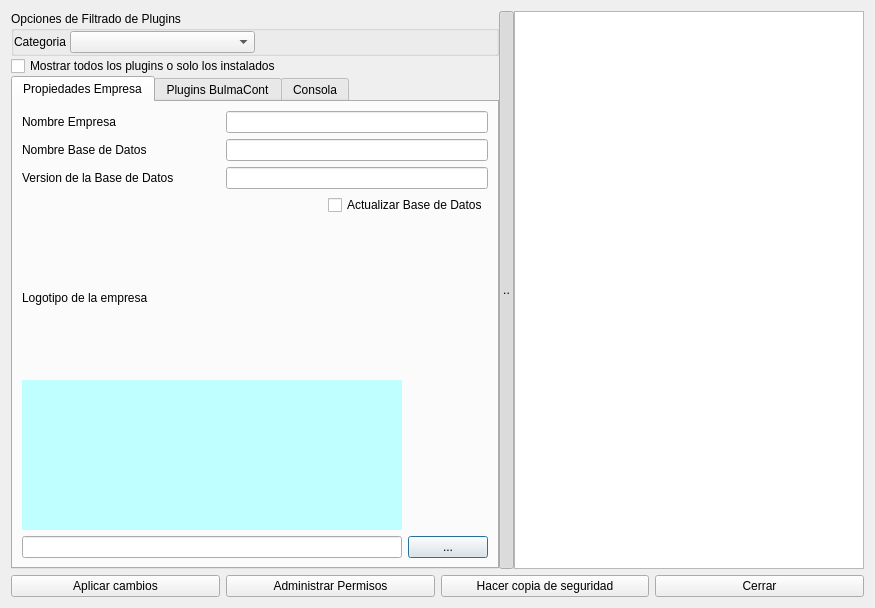
First picture: the form in bulmages/bulmasetup/modificarcontabilidadbase.ui, repository eboladev/Bulmages-1, before the edit.
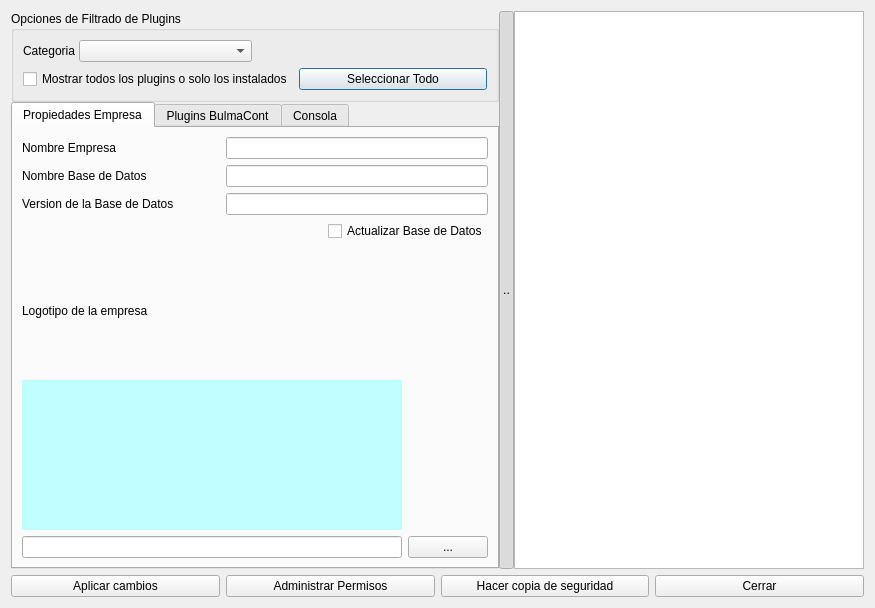
Second picture: the form after the edit. Icons and pictures are not drawn.

Commit message: Agrego el boton Selecionar todos en la rama de crear contabilidad de BulmaSetup

Diff of the .ui file:
```diff
--- a/bulmages/bulmasetup/modificarcontabilidadbase.ui
+++ b/bulmages/bulmasetup/modificarcontabilidadbase.ui
@@ -37,22 +37,19 @@
      </property>
      <item>
       <layout class="QVBoxLayout" name="verticalLayout_2">
-       <item>
-        <layout class="QGridLayout" name="gridLayout"/>
-       </item>
        <item>
         <widget class="QGroupBox" name="groupBox">
+         <property name="minimumSize">
+          <size>
+           <width>0</width>
+           <height>0</height>
+          </size>
+         </property>
          <property name="title">
           <string>Opciones de Filtrado de Plugins</string>
          </property>
-         <layout class="QHBoxLayout" name="horizontalLayout_2">
-          <property name="spacing">
-           <number>0</number>
-          </property>
-          <property name="margin">
-           <number>0</number>
-          </property>
-          <item>
+         <layout class="QGridLayout" name="gridLayout">
+          <item row="0" column="0">
            <layout class="QHBoxLayout" name="horizontalLayout">
             <property name="spacing">
              <number>0</number>
@@ -79,7 +76,7 @@
             </item>
            </layout>
           </item>
-          <item>
+          <item row="0" column="1">
            <spacer name="horizontalSpacer">
             <property name="orientation">
              <enum>Qt::Horizontal</enum>
@@ -92,14 +89,35 @@
             </property>
            </spacer>
           </item>
+          <item row="1" column="0" colspan="2">
+           <layout class="QHBoxLayout" name="horizontalLayout_2">
+            <item>
+             <widget class="QCheckBox" name="mui_vertodos">
+              <property name="text">
+               <string>Mostrar todos los plugins o solo los instalados</string>
+              </property>
+             </widget>
+            </item>
+            <item>
+             <widget class="QPushButton" name="mui_seltodos">
+              <property name="maximumSize">
+               <size>
+                <width>250</width>
+                <height>16777215</height>
+               </size>
+              </property>
+              <property name="text">
+               <string>Seleccionar Todo</string>
+              </property>
+             </widget>
+            </item>
+           </layout>
+          </item>
          </layout>
-        </widget>
-       </item>
-       <item>
-        <widget class="QCheckBox" name="mui_vertodos">
-         <property name="text">
-          <string>Mostrar todos los plugins o solo los instalados</string>
-         </property>
+         <zorder>mui_seltodos</zorder>
+         <zorder>mui_vertodos</zorder>
+         <zorder>label_5</zorder>
+         <zorder>label_5</zorder>
         </widget>
        </item>
        <item>
```
The commit also changes 2 other files.
